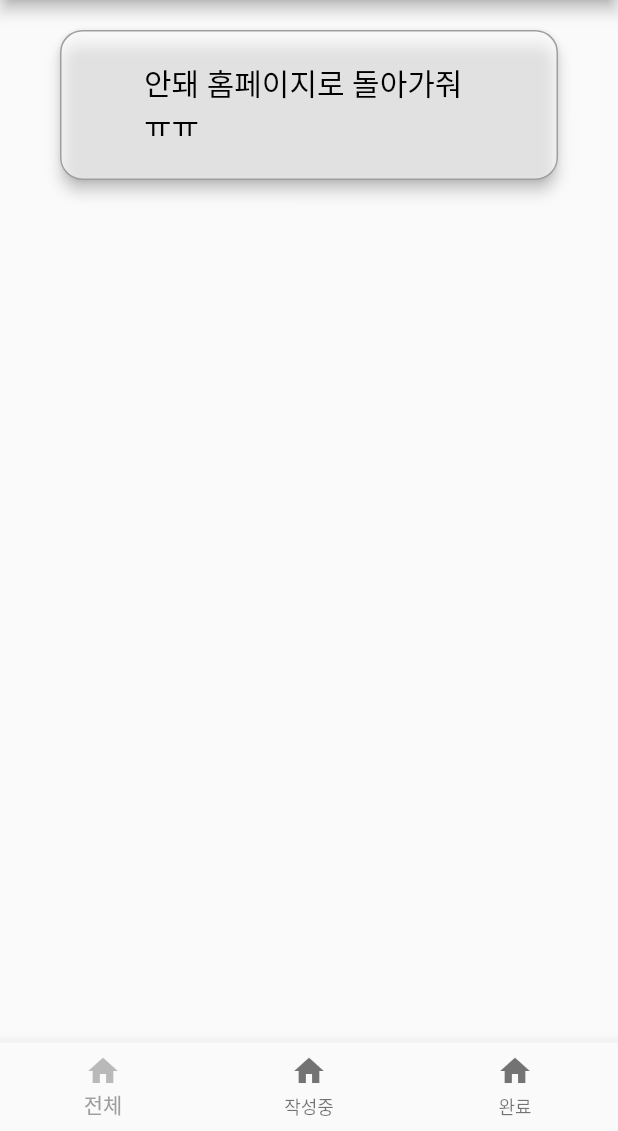
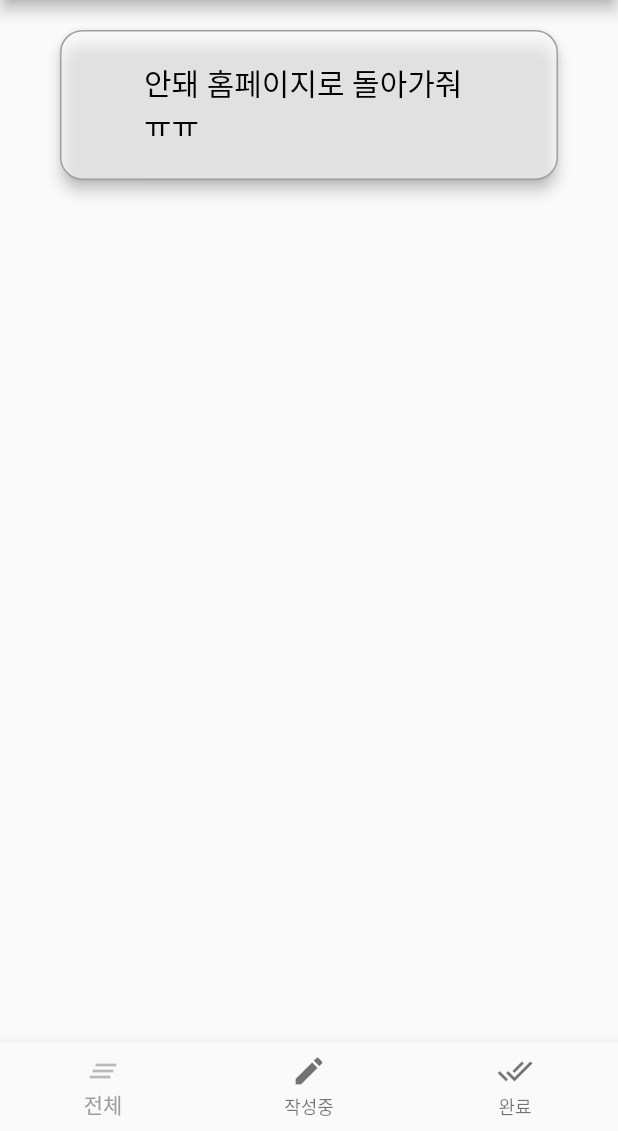
Before and after one commit to sumin04/amuz-flutter-project-1, a Flutter app: the SecondPage screen opened directly with empty values, on a phone screen of 412 x 824 dp, the part 105-1236 px from its top. Run offline on Flutter 3.47's test engine with Material 2 defaults, Android fonts, the phone set to English and light mode, and no system bars; our stand-ins replace get, go_router.

Commit message:
Second Page - BottomNavigationBar 이용해서 3개로 나누고 아이콘 업데이트

```diff
--- a/lib/pages/second_page.dart
+++ b/lib/pages/second_page.dart
@@ -52,15 +52,16 @@ class SecondPageState extends State<SecondPage> {
         // 하단 탭 메뉴 구성
         BottomNavigationBarItem(
             label: '전체',
-            icon: Icon(Icons.home)
+            icon: Icon(Icons.clear_all)
+            // icon: Icon(Icons.clear_all)
         ),
         BottomNavigationBarItem(
             label: '작성중',
-            icon: Icon(Icons.home)
+            icon: Icon(Icons.edit)
         ),
         BottomNavigationBarItem(
             label: '완료',
-            icon: Icon(Icons.home)
+            icon: Icon(Icons.done_all)
         ),
       ],
     ),
```
